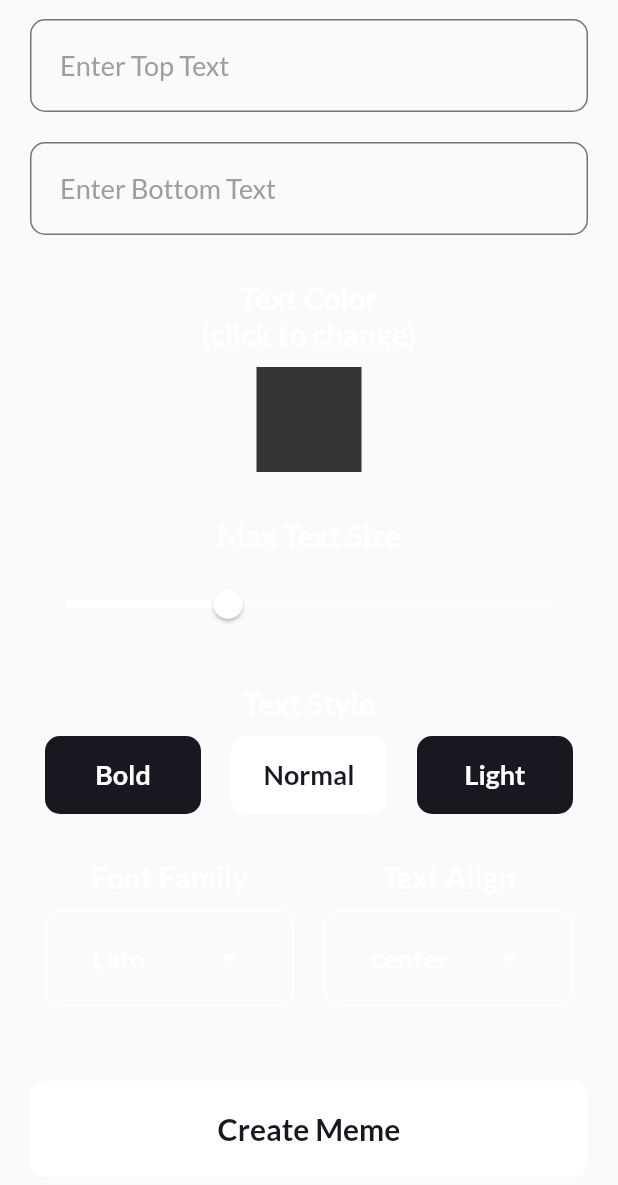
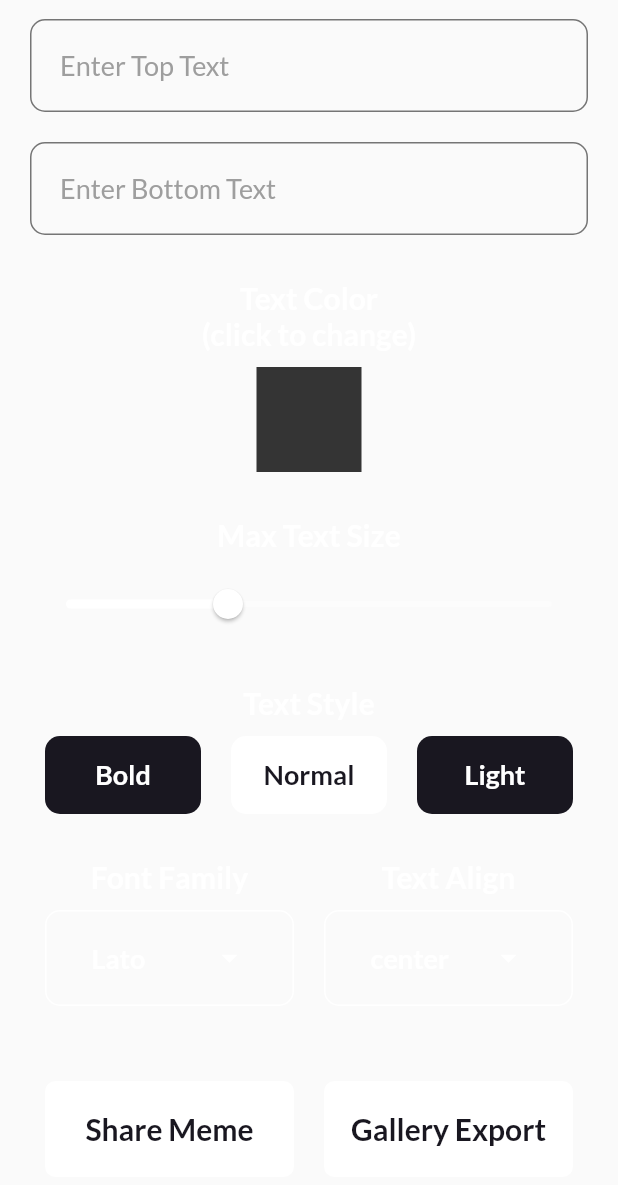
Before and after one commit to gonciuu/Meme-App-In-Flutter, a Flutter app: the AddMemeScreen widget shown alone on an empty page, opened directly, scrolled down 398 dp, on a phone screen of 412 x 824 dp. Shown: the top 1185 px of the screen. Run offline on Flutter 3.47's test engine with Material 2 defaults, Android fonts, the phone set to English and light mode, and no system bars; drawn by our look-alikes of auto_size_text; our stand-ins replace animated_text_kit, flutter_colorpicker, image_gallery_saver, outline_material_icons, permission_handler; network calls fail.

Commit message:
finish add meme screen details

```diff
--- a/lib/screens/add_meme_screen.dart
+++ b/lib/screens/add_meme_screen.dart
@@ -1,11 +1,10 @@
 import 'package:animated_text_kit/animated_text_kit.dart';
 import 'package:auto_size_text/auto_size_text.dart';
-import 'package:flutter/cupertino.dart';
 import 'package:flutter/material.dart';
 import 'package:flutter/painting.dart';
 import 'package:flutter/rendering.dart';
 import 'package:flutter_colorpicker/flutter_colorpicker.dart';
-import 'package:memix/providers/memes.dart';
+import '../providers/memes.dart';
 import 'package:provider/provider.dart';
 import '../others/save_meme.dart';
 import '../models/photo.dart';
@@ -21,8 +20,12 @@ class AddMemeScreen extends StatefulWidget {
 }
 
 class _AddMemeScreenState extends State<AddMemeScreen> {
-
-  final Meme meme = Meme(id: "xd",bottomText: "",topText: "",photo: null, memeTextStyle: MemeText());
+  final Meme meme = Meme(
+      id: "xd",
+      bottomText: "",
+      topText: "",
+      photo: null,
+      memeTextStyle: MemeText());
   final consts = Consts();
   final _saveMeme = SaveMeme();
 
@@ -31,7 +34,6 @@ class _AddMemeScreenState extends State<AddMemeScreen> {
   Color _pickerColor = Color(0xff98FF54);
 
   final _bottomTextFocus = FocusNode();
-
 
   @override
   void initState() {
@@ -48,7 +50,8 @@ class _AddMemeScreenState extends State<AddMemeScreen> {
     return SingleChildScrollView(
       child: GestureDetector(
         behavior: HitTestBehavior.opaque,
-        onTap: () => _bottomTextFocus.hasFocus ? _bottomTextFocus.unfocus() : null,
+        onTap: () =>
+            _bottomTextFocus.hasFocus ? _bottomTextFocus.unfocus() : null,
         child: Padding(
           padding: const EdgeInsets.symmetric(horizontal: 20.0, vertical: 40),
           child: Form(
@@ -69,12 +72,19 @@ class _AddMemeScreenState extends State<AddMemeScreen> {
                       shape: RoundedRectangleBorder(
                           borderRadius: BorderRadius.only(
                               topLeft: Radius.circular(20),
-                              topRight: Radius.circular(20))),backgroundColor: Theme.of(context).accentColor),
+                              topRight: Radius.circular(20))),
+                      backgroundColor: Theme.of(context).accentColor),
                   child: Container(
-                    decoration: meme.photo == null ? BoxDecoration(border: Border.all(color: Colors.white,width: 3.0), borderRadius: BorderRadius.circular(10.0)):null,
+                    decoration: meme.photo == null
+                        ? BoxDecoration(
+                            border: Border.all(color: Colors.white, width: 3.0),
+                            borderRadius: BorderRadius.circular(10.0))
+                        : null,
                     width: double.infinity,
                     height: deviceHeight / 3,
-                    child:meme.photo == null ? Center(child: ColorizeAnimatedTextKit(
+                    child: meme.photo == null
+                        ? Center(
+                            child: ColorizeAnimatedTextKit(
                             text: [
                               "Click to choose photo",
                             ],
@@ -86,8 +96,10 @@ class _AddMemeScreenState extends State<AddMemeScreen> {
                               Colors.white10,
                             ],
                             textAlign: TextAlign.start,
-                    speed: Duration(milliseconds: 200),repeatForever: true,)
-                    ) : RepaintBoundary(
+                            speed: Duration(milliseconds: 200),
+                            repeatForever: true,
+                          ))
+                        : RepaintBoundary(
                             key: _globalKey,
                             child: Stack(
                               children: [
@@ -108,14 +120,17 @@ class _AddMemeScreenState extends State<AddMemeScreen> {
                                       width: double.infinity,
                                       child: AutoSizeText(
                                         meme.topText,
-                                  textAlign:  meme.memeTextStyle.align,
+                                        textAlign: meme.memeTextStyle.align,
                                         maxLines: 3,
                                         softWrap: true,
                                         style: TextStyle(
-                                      color:  meme.memeTextStyle.color,
-                                      fontSize:  meme.memeTextStyle.maxFontSize,
-                                      fontWeight:  meme.memeTextStyle.weight,
-                                      fontFamily:  meme.memeTextStyle.fontFamily),
+                                            color: meme.memeTextStyle.color,
+                                            fontSize:
+                                                meme.memeTextStyle.maxFontSize,
+                                            fontWeight:
+                                                meme.memeTextStyle.weight,
+                                            fontFamily:
+                                                meme.memeTextStyle.fontFamily),
                                       ),
                                     ),
                                   ),
@@ -134,9 +149,12 @@ class _AddMemeScreenState extends State<AddMemeScreen> {
                                         softWrap: true,
                                         style: TextStyle(
                                             color: meme.memeTextStyle.color,
-                                      fontSize: meme.memeTextStyle.maxFontSize,
-                                      fontWeight: meme.memeTextStyle.weight,
-                                      fontFamily: meme.memeTextStyle.fontFamily),
+                                            fontSize:
+                                                meme.memeTextStyle.maxFontSize,
+                                            fontWeight:
+                                                meme.memeTextStyle.weight,
+                                            fontFamily:
+                                                meme.memeTextStyle.fontFamily),
                                       ),
                                     ),
                                   ),
@@ -153,17 +171,18 @@ class _AddMemeScreenState extends State<AddMemeScreen> {
                 TextFormField(
                   cursorColor: Colors.white,
                   decoration: InputDecoration(
-                      contentPadding:
-                          EdgeInsets.symmetric(horizontal: 20.0, vertical: 20.0),
+                      contentPadding: EdgeInsets.symmetric(
+                          horizontal: 20.0, vertical: 20.0),
                       hintText: 'Enter Top Text',
-                      hintStyle:
-                          theme.textTheme.headline6.copyWith(color: Colors.grey),
+                      hintStyle: theme.textTheme.headline6
+                          .copyWith(color: Colors.grey),
                       focusedBorder: consts.border,
                       enabledBorder: consts.border.copyWith(
                           borderSide: BorderSide(color: Colors.grey[600]))),
                   style: theme.textTheme.headline6,
-                  onChanged: (val) => setState(() =>  meme.topText = val),
-                  onFieldSubmitted: (_) => FocusScope.of(context).requestFocus(_bottomTextFocus),
+                  onChanged: (val) => setState(() => meme.topText = val),
+                  onFieldSubmitted: (_) =>
+                      FocusScope.of(context).requestFocus(_bottomTextFocus),
                 ),
                 const SizedBox(
                   height: 20,
@@ -172,17 +191,17 @@ class _AddMemeScreenState extends State<AddMemeScreen> {
                   focusNode: _bottomTextFocus,
                   cursorColor: Colors.white,
                   decoration: InputDecoration(
-                      contentPadding:
-                          EdgeInsets.symmetric(horizontal: 20.0, vertical: 20.0),
+                      contentPadding: EdgeInsets.symmetric(
+                          horizontal: 20.0, vertical: 20.0),
                       hintText: 'Enter Bottom Text',
-                      hintStyle:
-                          theme.textTheme.headline6.copyWith(color: Colors.grey),
+                      hintStyle: theme.textTheme.headline6
+                          .copyWith(color: Colors.grey),
                       focusedBorder: consts.border,
                       enabledBorder: consts.border.copyWith(
                           borderSide: BorderSide(color: Colors.grey[600]))),
                   style: theme.textTheme.headline6,
                   onChanged: (val) => setState(() => meme.bottomText = val),
-                  onEditingComplete:()=>_bottomTextFocus.unfocus(),
+                  onEditingComplete: () => _bottomTextFocus.unfocus(),
                 ),
                 SizedBox(
                   height: 30,
@@ -199,7 +218,7 @@ class _AddMemeScreenState extends State<AddMemeScreen> {
                   child: Container(
                     width: 70,
                     height: 70,
-                    color:  meme.memeTextStyle.color,
+                    color: meme.memeTextStyle.color,
                   ),
                   onTap: () {
                     showDialog(
@@ -211,7 +230,7 @@ class _AddMemeScreenState extends State<AddMemeScreen> {
                         title: const Text('Pick a color!'),
                         content: SingleChildScrollView(
                           child: ColorPicker(
-                            pickerColor:  meme.memeTextStyle.color,
+                            pickerColor: meme.memeTextStyle.color,
                             onColorChanged: changeColor,
                             showLabel: false,
                             pickerAreaHeightPercent: 1,
@@ -247,7 +266,7 @@ class _AddMemeScreenState extends State<AddMemeScreen> {
                   height: 10,
                 ),
                 Slider(
-                  value:  meme.memeTextStyle.maxFontSize,
+                  value: meme.memeTextStyle.maxFontSize,
                   max: 100,
                   min: 10,
                   onChanged: (val) => _setMaxTextSize(val),
@@ -328,13 +347,13 @@ class _AddMemeScreenState extends State<AddMemeScreen> {
                     SizedBox(
                       width: 10,
                     ),
-                    _getDropdown(
-                        'Lato', 'Poppins', 'Coda', _setFamily,  meme.memeTextStyle.fontFamily),
+                    _getDropdown('Lato', 'Poppins', 'Coda', _setFamily,
+                        meme.memeTextStyle.fontFamily),
                     SizedBox(
                       width: 20,
                     ),
-                    _getDropdown(
-                        'left', 'center', 'right', _setTextAlign, _textAlignName),
+                    _getDropdown('left', 'center', 'right', _setTextAlign,
+                        _textAlignName),
                     SizedBox(
                       width: 10,
                     ),
@@ -343,25 +362,53 @@ class _AddMemeScreenState extends State<AddMemeScreen> {
                 SizedBox(
                   height: 50,
                 ),
-                Container(
-                  width: double.infinity,
+                Row(
+                  children: [
+                    const SizedBox(
+                      width: 10,
+                    ),
+                    Expanded(
                       child: Consumer<Memes>(
-                    builder: (_,memes,__) => FlatButton(
-                      padding: EdgeInsets.symmetric(vertical: 20),
-                      child: Text(
-                        "Create Meme",
+                        builder: (_, memes, __) => FlatButton(
+                          padding: EdgeInsets.symmetric(
+                              vertical: 20, horizontal: 10),
+                          child: AutoSizeText(
+                            "Share Meme",
+                            maxLines: 1,
                             style: theme.textTheme.headline3
                                 .copyWith(color: theme.primaryColor),
                           ),
-                      onPressed: () async{
-                        memes.addMeme(meme);
-                        await _saveMeme.requestPermission(context, _globalKey);
-                      },
+                          onPressed: () async =>memes.addMeme(meme),
                           shape: RoundedRectangleBorder(
-                          borderRadius: BorderRadius.circular(10.0)),
+                              borderRadius: BorderRadius.circular(7.0)),
                           color: Colors.white,
                         ),
                       ),
+                    ),
+                    const SizedBox(
+                      width: 20,
+                    ),
+                    Expanded(
+                      child:  FlatButton(
+                          padding: EdgeInsets.symmetric(
+                              vertical: 20, horizontal: 10),
+                          child: AutoSizeText(
+                            "Gallery Export",
+                            maxLines: 1,
+                            style: theme.textTheme.headline3
+                                .copyWith(color: theme.primaryColor),
+                          ),
+                          onPressed: () async => await _saveMeme.requestPermission(context, _globalKey)
+                        ,
+                          shape: RoundedRectangleBorder(
+                              borderRadius: BorderRadius.circular(7.0)),
+                          color: Colors.white,
+                      ),
+                    ),
+                    const SizedBox(
+                      width: 10,
+                    ),
+                  ],
                 )
               ],
             ),
@@ -404,7 +451,7 @@ class _AddMemeScreenState extends State<AddMemeScreen> {
   }
 
   void _setAlignOnText(TextAlign align) {
-    setState(() =>meme.memeTextStyle.align = align);
+    setState(() => meme.memeTextStyle.align = align);
   }
 
   //----------------- set max text size -----------------
@@ -414,7 +461,7 @@ class _AddMemeScreenState extends State<AddMemeScreen> {
 
   //----------------- get align name -----------------
   String get _textAlignName {
-    switch ( meme.memeTextStyle.align) {
+    switch (meme.memeTextStyle.align) {
       case TextAlign.center:
         return "center";
       case TextAlign.left:
@@ -429,7 +476,7 @@ class _AddMemeScreenState extends State<AddMemeScreen> {
   //handle color change in picker
   void changeColor(Color color) => setState(() => _pickerColor = color);
 
-  void changePhoto(Photo photo) => setState(()=> meme.photo = photo);
+  void changePhoto(Photo photo) => setState(() => meme.photo = photo);
 
   //----------------- get font weight button widget -----------------
   Widget _getFontWeightButton(String title, Function handler, int actual) =>
--- a/lib/widgets/meme_card.dart
+++ b/lib/widgets/meme_card.dart
@@ -14,7 +14,7 @@ class MemeCard extends StatelessWidget {
 
     return Container(
       margin: EdgeInsets.symmetric(vertical: 20.0),
-      height: screenHeight / 2.2,
+      height: screenHeight / 2.3,
       width: double.infinity,
       child: Stack(
         children: [
```
Lines whose indentation alone changed are shown as unchanged.
